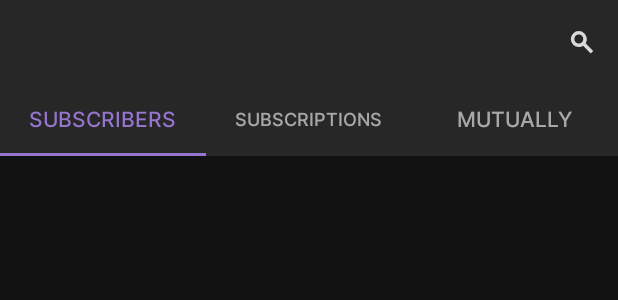
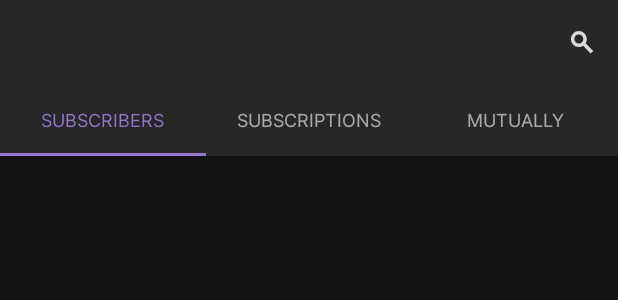
Before and after one commit to Viktor-Ruff/SferaZone, an Android app: the layout fragment_people_screen.xml on its own in the app's theme, with its tools: preview values and no code run, on a phone screen of 412 x 824 dp. Shown: the top 300 px of the screen. Run offline under Robolectric (Android 15) with nearby library versions, the phone set to English and light mode, and no system bars.

Commit message:
all list is work

```diff
--- a/app/src/main/java/com/example/sferazone1/view/screens/PeopleScreenFragment.kt
+++ b/app/src/main/java/com/example/sferazone1/view/screens/PeopleScreenFragment.kt
@@ -92,7 +92,7 @@ class PeopleScreenFragment : Fragment(), PeopleAdapter.ClickListener,
 
     private fun initList() {
         userService = UserService()
-        subscribersList = userService.initPeopleList(15)
+        subscribersList = userService.initPeopleList(25)
         subscriptionList = userService.subscriptionList(subscribersList)
         mutuallyList = userService.mutuallyList(subscribersList)
     }
--- a/app/src/main/res/values/styles.xml
+++ b/app/src/main/res/values/styles.xml
@@ -40,10 +40,9 @@
     </style>
 
     <style name="TabStyle">
-        <item name="android:textSize">14sp</item>
-        <item name="fontFamily">@font/inter_medium</item>
-        <item name="android:lines">1</item>
-        <item name="maxLines">1</item>
+        <item name="android:textSize">12sp</item>
+        <item name="fontFamily">@font/inter_regular</item>
+
     </style>
 
 </resources>
```
